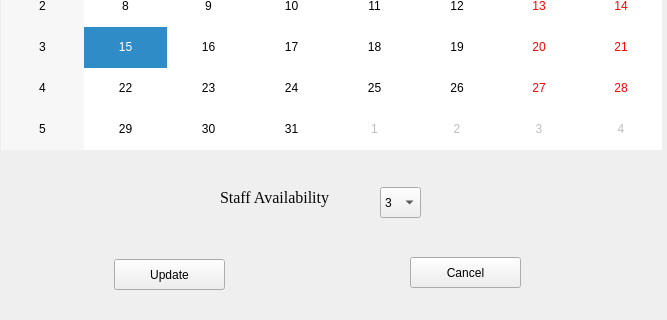
First picture: the form in ChangeSchedule.ui, repository chhimichanga/deliveryqueue, before the edit; both pictures show x 0 to 667 and y 163 to 483 of the 667 by 483 pixel window.
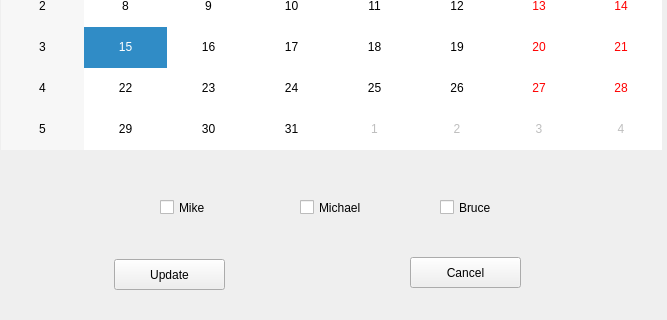
Second picture: the form after the edit.

```diff
--- a/ChangeSchedule.ui
+++ b/ChangeSchedule.ui
@@ -26,63 +26,6 @@
     <bool>false</bool>
    </property>
   </widget>
-  <widget class="QComboBox" name="comboBox">
-   <property name="geometry">
-    <rect>
-     <x>380</x>
-     <y>350</y>
-     <width>41</width>
-     <height>31</height>
-    </rect>
-   </property>
-   <item>
-    <property name="text">
-     <string>3</string>
-    </property>
-   </item>
-   <item>
-    <property name="text">
-     <string>2</string>
-    </property>
-   </item>
-   <item>
-    <property name="text">
-     <string>1</string>
-    </property>
-   </item>
-   <item>
-    <property name="text">
-     <string>0</string>
-    </property>
-   </item>
-  </widget>
-  <widget class="QLabel" name="label">
-   <property name="geometry">
-    <rect>
-     <x>220</x>
-     <y>340</y>
-     <width>111</width>
-     <height>41</height>
-    </rect>
-   </property>
-   <property name="font">
-    <font>
-     <family>Times New Roman</family>
-     <pointsize>12</pointsize>
-     <weight>50</weight>
-     <italic>false</italic>
-     <bold>false</bold>
-    </font>
-   </property>
-   <property name="styleSheet">
-    <string notr="true">color: rgb(7, 7, 7);
-font: 12pt &quot;Times New Roman&quot;;
-</string>
-   </property>
-   <property name="text">
-    <string>Staff Availability</string>
-   </property>
-  </widget>
   <widget class="QPushButton" name="btnsubmit">
    <property name="geometry">
     <rect>
@@ -109,6 +52,45 @@
     <string>Cancel</string>
    </property>
   </widget>
+  <widget class="QCheckBox" name="checkBox">
+   <property name="geometry">
+    <rect>
+     <x>160</x>
+     <y>360</y>
+     <width>81</width>
+     <height>21</height>
+    </rect>
+   </property>
+   <property name="text">
+    <string>Mike</string>
+   </property>
+  </widget>
+  <widget class="QCheckBox" name="checkBox_2">
+   <property name="geometry">
+    <rect>
+     <x>300</x>
+     <y>360</y>
+     <width>81</width>
+     <height>21</height>
+    </rect>
+   </property>
+   <property name="text">
+    <string>Michael</string>
+   </property>
+  </widget>
+  <widget class="QCheckBox" name="checkBox_3">
+   <property name="geometry">
+    <rect>
+     <x>440</x>
+     <y>360</y>
+     <width>71</width>
+     <height>21</height>
+    </rect>
+   </property>
+   <property name="text">
+    <string>Bruce</string>
+   </property>
+  </widget>
  </widget>
  <resources/>
  <connections/>
```
